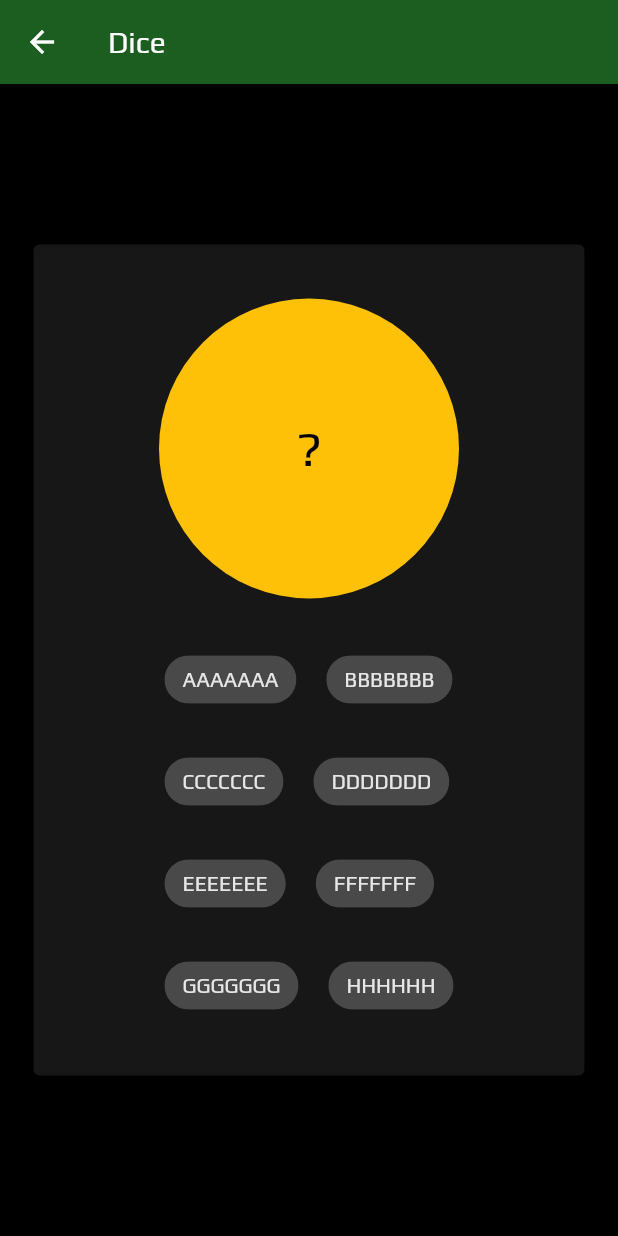
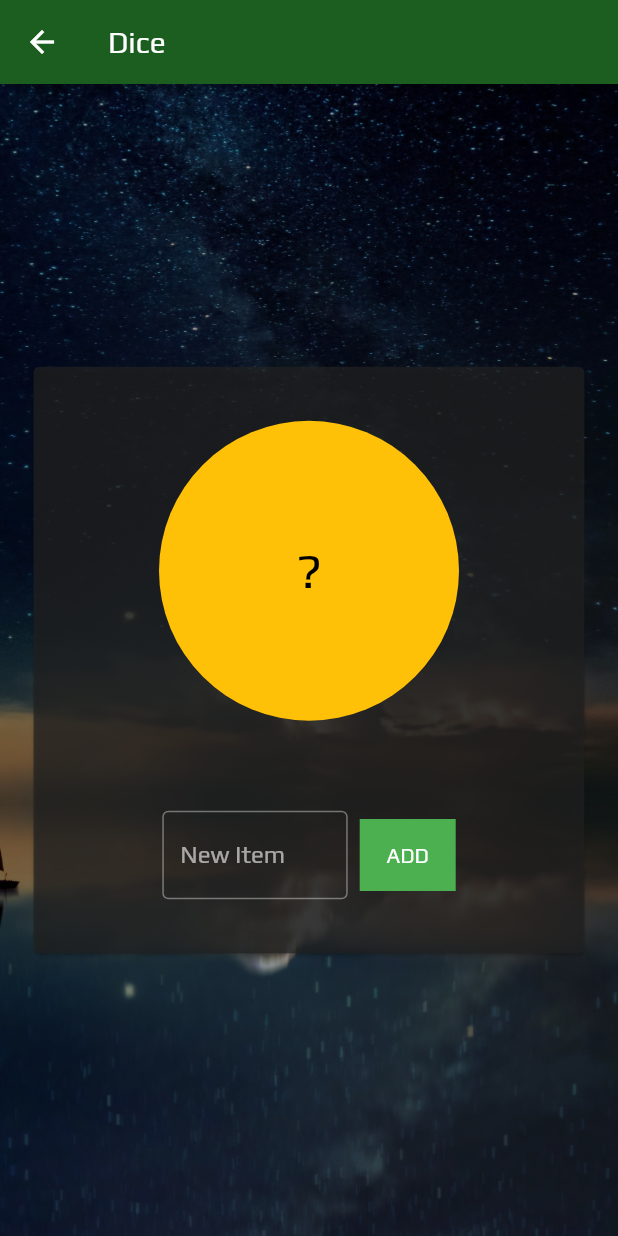
Before and after one commit to LixingSun/dellery-app, a Flutter app: the DicePage screen opened directly, on a phone screen of 412 x 824 dp. Run offline on Flutter 3.47's test engine with Material 2 defaults, Android fonts, the phone set to English and light mode, and no system bars; our stand-ins replace file_picker, flutter_dotenv, percent_indicator, screenshot; missing offline and left inert: enum_to_string, flutter_radar_chart; network calls fail.

Commit message:
Enable adding option for dice

```diff
--- a/lib/pages/dice/dice.dart
+++ b/lib/pages/dice/dice.dart
@@ -1,5 +1,6 @@
 import 'dart:math';
 
+import 'package:dellery_app/components/button.dart';
 import 'package:flutter/material.dart';
 
 class DicePage extends StatefulWidget {
@@ -12,7 +13,8 @@ class DicePage extends StatefulWidget {
 const defaultDiceValue = "?";
 
 class _DicePageState extends State<DicePage> {
-  final List<String> options = ["AAAAAAA", "BBBBBBB", "CCCCCCC", "DDDDDDD", "EEEEEEE", "FFFFFFF", "GGGGGGG", "HHHHHH"];
+  final addController = TextEditingController();
+  final List<String> options = [];
 
   String currentValue = defaultDiceValue;
 
@@ -20,18 +22,22 @@ class _DicePageState extends State<DicePage> {
   Widget build(BuildContext context) {
     return Scaffold(
         appBar: AppBar(title: const Text("Dice")),
-        body: Center(
+        body: Container(
+            constraints: const BoxConstraints.expand(),
+            decoration: const BoxDecoration(
+                image: DecorationImage(
+                    image: AssetImage("assets/dice_bg.jpg"),
+                    fit: BoxFit.cover)),
+            child: Center(
                 child: Card(
                     child: Padding(
-          padding: const EdgeInsets.symmetric(vertical: 36, horizontal:60),
+              padding: const EdgeInsets.symmetric(vertical: 36, horizontal: 60),
               child: Column(
                 mainAxisAlignment: MainAxisAlignment.center,
                 crossAxisAlignment: CrossAxisAlignment.center,
                 mainAxisSize: MainAxisSize.min,
                 children: [
-              Padding(
-                  padding: const EdgeInsets.only(bottom: 30),
-                  child: GestureDetector(
+                  GestureDetector(
                     child: CircleAvatar(
                       radius: 100,
                       backgroundColor: Colors.amber,
@@ -41,13 +47,17 @@ class _DicePageState extends State<DicePage> {
                       ),
                     ),
                     onTap: () {
+                      if (options.isNotEmpty) {
                         setState(() {
                           currentValue =
                               options[Random().nextInt(options.length)];
                         });
+                      }
                     },
-                  )),
-              SizedBox(
+                  ),
+                  Padding(
+                      padding: const EdgeInsets.symmetric(vertical: 30),
+                      child: SizedBox(
                         width: MediaQuery.of(context).size.width * 0.6,
                         child: Center(
                             child: Wrap(
@@ -60,9 +70,39 @@ class _DicePageState extends State<DicePage> {
                                   ))
                               .toList(),
                         )),
+                      )),
+                  Row(
+                    mainAxisAlignment: MainAxisAlignment.center,
+                    mainAxisSize: MainAxisSize.min,
+                    children: [
+                      SizedBox(
+                        width: MediaQuery.of(context).size.width * 0.3,
+                        child: TextFormField(
+                          controller: addController,
+                          decoration: const InputDecoration(
+                            labelText: 'New Item',
+                            border: OutlineInputBorder(),
+                            hintText: 'Enter the name',
                           ),
+                        ),
+                      ),
+                      Padding(
+                        padding: const EdgeInsets.only(left: 8),
+                        child: CustomTextButton(
+                          child: const Text("ADD"),
+                          onPressed: () {
+                            setState(() {
+                              options.add(addController.text);
+                              addController.text = '';
+                            });
+                          },
+                          isPrimary: true,
+                        ),
+                      )
+                    ],
+                  )
                 ],
               ),
-        ))));
+            )))));
   }
 }
```
Also changed, not shown: assets/dice_bg.jpg (added). Lines whose indentation alone changed are shown as unchanged.
